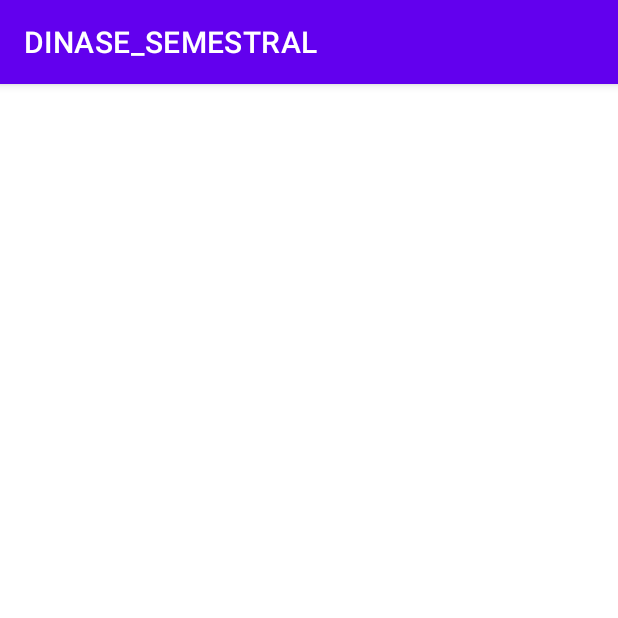
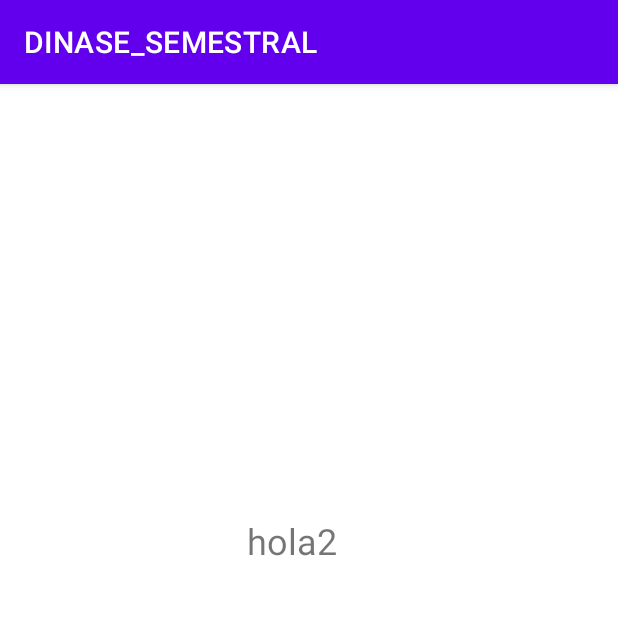
Before and after one commit to EvanGonzalez/DINASE_SEMESTRAL, an Android app: the menu screen opened directly, with no data from a screen before it, on a phone screen of 412 x 824 dp, the top half of it. Run offline under Robolectric (Android 15) with nearby library versions, the phone set to English and light mode, and no system bars.

Commit message:
Cambios en menu

```diff
--- a/app/src/main/res/layout/activity_menu.xml
+++ b/app/src/main/res/layout/activity_menu.xml
@@ -6,4 +6,14 @@
     android:layout_height="match_parent"
     tools:context=".menu">
 
+    <TextView
+        android:id="@+id/textView"
+        android:layout_width="87dp"
+        android:layout_height="124dp"
+        android:layout_marginTop="288dp"
+        android:layout_marginEnd="160dp"
+        android:text="hola2"
+        android:textSize="24sp"
+        app:layout_constraintEnd_toEndOf="parent"
+        app:layout_constraintTop_toTopOf="parent" />
 </androidx.constraintlayout.widget.ConstraintLayout>
```
